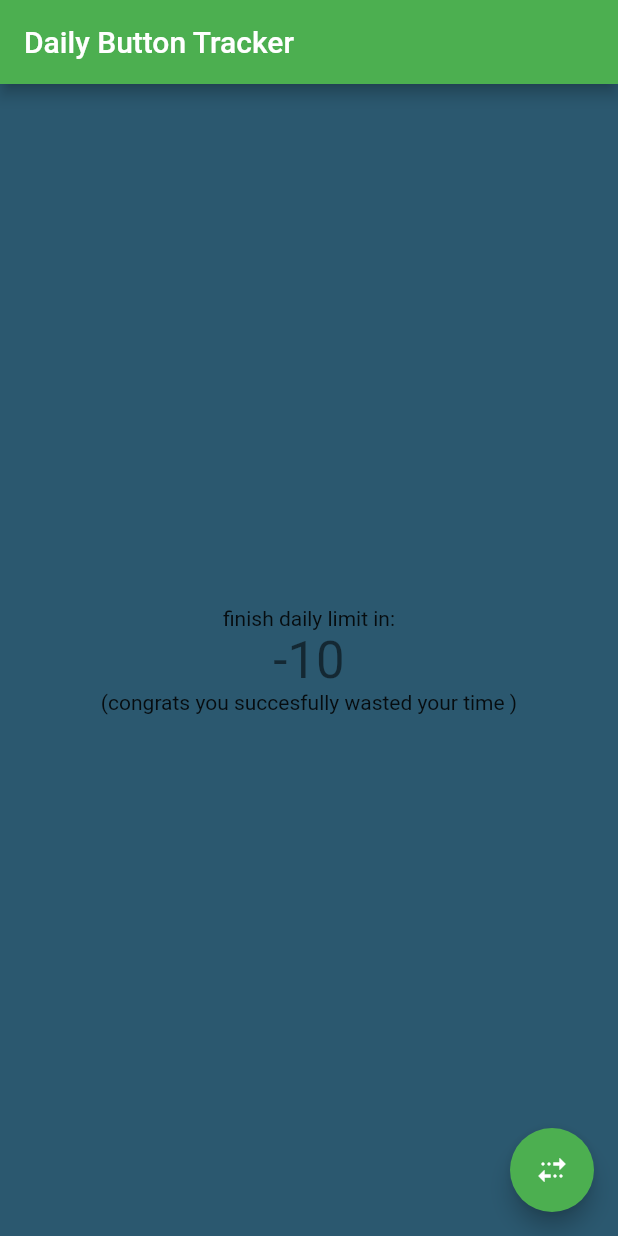
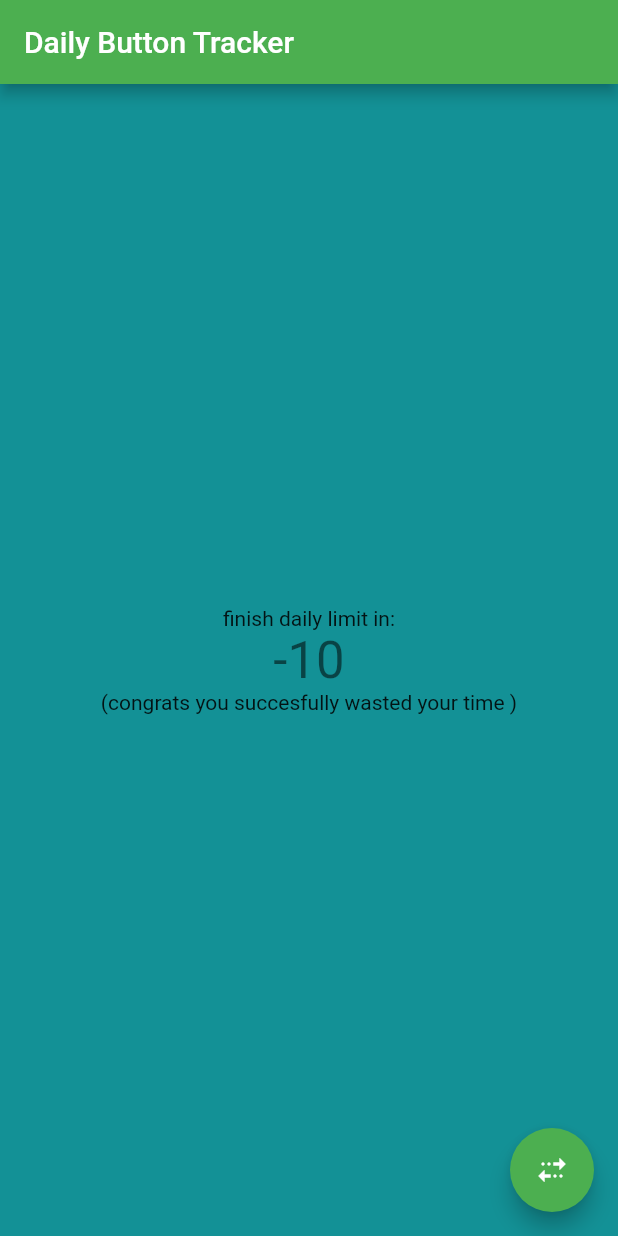
Before and after one commit to shailantani/flutterproject-1-, a Flutter app: the screen it shows after launch, on a phone screen of 412 x 824 dp. Run offline on Flutter 3.47's test engine with Material 2 defaults, Android fonts, the phone set to English and light mode, and no system bars.

Commit message:
changed the background theme (#1)

```diff
--- a/lib/main.dart
+++ b/lib/main.dart
@@ -73,7 +73,7 @@ class _MyHomePageState extends State<MyHomePage> {
     // fast, so that you can just rebuild anything that needs updating rather
     // than having to individually change instances of widgets.
     return Scaffold(
-      backgroundColor: Color.fromARGB(255, 43, 88, 111),
+      backgroundColor: Color.fromARGB(255, 19, 145, 150),
       appBar: AppBar(
         // Here we take the value from the MyHomePage object that was created by
         // the App.build method, and use it to set our appbar title.
```
